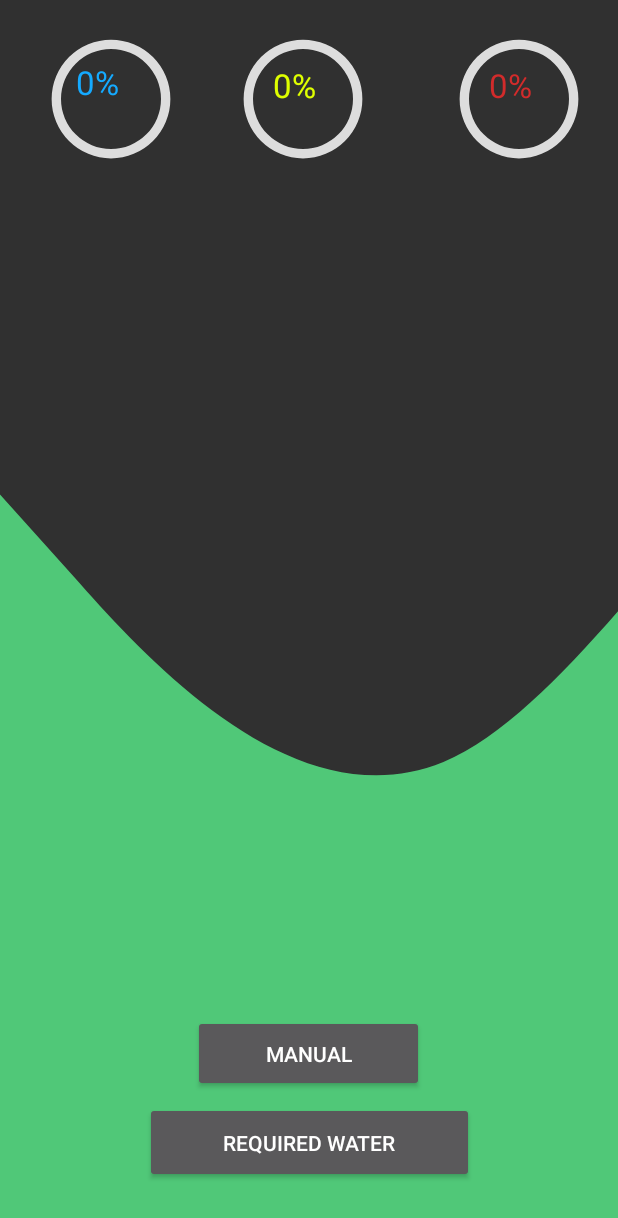
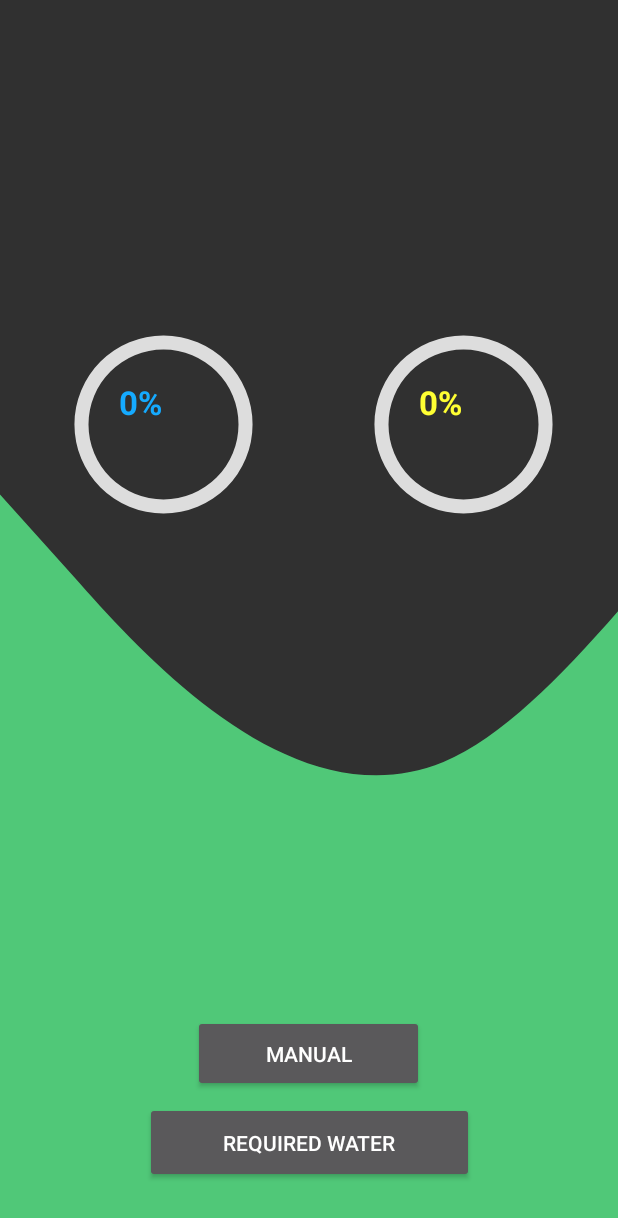
Before and after one commit to CatalinVanciu/Intelligent-Irrigation-System, an Android app: the GeneralView screen opened directly, with no data from a screen before it, on a phone screen of 412 x 824 dp. Shown: the top 1218 px of the screen. Run offline under Robolectric (Android 15) with nearby library versions, the phone set to English and light mode, and no system bars; our stand-ins replace Firebase (no records; nobody signed in at launch, a user with empty details on screens opened directly).

Commit message:
update of the data view in real-time and at the positioning of the elements

```diff
--- a/Client_Application/app/src/main/java/com/example/myapplication/GeneralView.java
+++ b/Client_Application/app/src/main/java/com/example/myapplication/GeneralView.java
@@ -3,6 +3,7 @@ package com.example.myapplication;
 import static java.lang.Double.*;
 
 import androidx.annotation.NonNull;
+import androidx.annotation.RequiresApi;
 import androidx.appcompat.app.AppCompatActivity;
 import androidx.core.app.NotificationCompat;
 import androidx.core.app.NotificationManagerCompat;
@@ -16,6 +17,7 @@ import android.os.Bundle;
 import android.os.Handler;
 import android.util.Log;
 import android.widget.Button;
+import android.widget.ProgressBar;
 import android.widget.TextView;
 import android.widget.Toast;
 
@@ -43,8 +45,10 @@ public class GeneralView extends AppCompatActivity {
     private TextView areaNameText;
     private TextView cropNameText;
     private TextView viewWaterProgressBar;
-    private TextView viewHumidityProgressBar;
-    private TextView viewLightProgressBar;
+    private TextView viewUVProgressBar;
+
+    private ProgressBar waterProgressBar;
+    private ProgressBar uvProgressBar;
 
     private final String url = "https://api.openweathermap.org/data/2.5/weather";
     private final String appid = "e53301e27efa0b66d05045d91b2742d3";
@@ -75,9 +79,11 @@ public class GeneralView extends AppCompatActivity {
 
         databaseReference = FirebaseDatabase.getInstance().getReference();
 
-        viewWaterProgressBar = findViewById(R.id.viewWaterProgressBar);
-        viewHumidityProgressBar = findViewById(R.id.viewHumidityProgressBar);
-        viewLightProgressBar = findViewById(R.id.viewLightProgressBar);
+        viewWaterProgressBar = findViewById(R.id.viewHumidityProgressBar);
+        viewUVProgressBar = findViewById(R.id.viewUVProgressBar);
+
+        waterProgressBar = findViewById(R.id.waterProgressBar);
+        uvProgressBar = findViewById(R.id.UVProgressBar);
 
         retrieveWaterRequiredFromFirebase(areaNameText.getText().toString(), cropNameText.getText().toString());
 
@@ -154,18 +160,31 @@ public class GeneralView extends AppCompatActivity {
     private void retrieveSensorDataFromFirebase(double waterRequired, String crop){
 
         databaseReference.child("Sensors").addValueEventListener(new ValueEventListener() {
+            @RequiresApi(api = Build.VERSION_CODES.N)
             @Override
             public void onDataChange(@NonNull DataSnapshot snapshot) {
                 ArrayList<Sensor> sensors = getArrayOfSensors(snapshot);
 
-                Log.d("SENORS", sensors.toString());
+                //Log.d("SENORS", sensors.toString());
+
+                int humidityProgress = 0;
+                int uvProgress = 0;
 
                 for(Sensor sensor : sensors){
-                    sensor.compareWithProperValue(waterRequired, crop);
-                    Log.d("humidity test", String.valueOf(sensor.getHumidityPercent(waterRequired)));
-                    viewWaterProgressBar.setText(String.valueOf(sensor.getHumidityPercent(waterRequired) + "%"));
-                    break;
+
+                    if(sensor.getType().equalsIgnoreCase("HumiditySensor")) {
+                        sensor.compareWithProperValue(waterRequired, crop);
+                        humidityProgress = sensor.getHumidityPercent(waterRequired);
+                    }
+                    if(sensor.getType().equalsIgnoreCase("UVIndexSensor") && sensor.getData() != 0.0){
+                        uvProgress = sensor.getUVPercent();
+                    }
+                    //break;
                 }
+
+                //Log.d("uv progress: ", String.valueOf(uvProgress));
+                updateProgressBar(humidityProgress, uvProgress);
+
             }
 
             @Override
@@ -175,6 +194,15 @@ public class GeneralView extends AppCompatActivity {
         });
 
 
+    }
+
+    @RequiresApi(api = Build.VERSION_CODES.N)
+    private void updateProgressBar(int humidityProgress, int uvProgress){
+        waterProgressBar.setProgress(humidityProgress, true);
+        viewWaterProgressBar.setText(String.valueOf(humidityProgress) + "%");
+
+        uvProgressBar.setProgress(uvProgress, true);
+        viewUVProgressBar.setText(String.valueOf(uvProgress) + "%");
     }
 
     private ArrayList<Sensor> getArrayOfSensors(@NonNull DataSnapshot snapshot) {
--- a/Client_Application/app/src/main/java/com/example/myapplication/MainActivity.java
+++ b/Client_Application/app/src/main/java/com/example/myapplication/MainActivity.java
@@ -48,14 +48,14 @@ public class MainActivity extends AppCompatActivity {
 //                Log.d("TEST", String.valueOf(a.getName()));
 //            }
             ArrayList<String> areasNames = getAreasNames(areasReceived);
-            ArrayAdapter<String> adapter = new ArrayAdapter<String>(this, R.layout.spinner_list, areasNames);
+            ArrayAdapter<String> adapter = new ArrayAdapter<>(this, R.layout.spinner_list, areasNames);
             adapter.setDropDownViewResource(R.layout.spinner_list);
             chooseAreaSpinner.setAdapter(adapter);
             chooseAreaSpinner.setOnItemSelectedListener(new AdapterView.OnItemSelectedListener() {
                 @Override
                 public void onItemSelected(AdapterView<?> adapterView, View view, int i, long l) {
                     ArrayList<String> cropNames = getCropNames(areasReceived, (String) chooseAreaSpinner.getSelectedItem());
-                    ArrayAdapter<String> cropAdapter = new ArrayAdapter<String>(MainActivity.this, R.layout.spinner_list, cropNames);
+                    ArrayAdapter<String> cropAdapter = new ArrayAdapter<>(MainActivity.this, R.layout.spinner_list, cropNames);
                     cropAdapter.setDropDownViewResource(R.layout.spinner_list);
                     chooseCropSpinner.setAdapter(cropAdapter);
                 }
--- a/Client_Application/app/src/main/java/com/example/myapplication/Sensor.java
+++ b/Client_Application/app/src/main/java/com/example/myapplication/Sensor.java
@@ -25,15 +25,12 @@ public class Sensor {
         DatabaseReference databaseReference = FirebaseDatabase.getInstance().getReference();
         int state = 0;
 
-        if(type.equalsIgnoreCase("HumiditySensor")){
-
         if(crop.equalsIgnoreCase("Sunflower")){
             if(data < waterRequired){
                 state = 1;
             } else if(data >= waterRequired || data >= 300){
                 state = 0;
             }
-                Log.d("SUNFLOWER", String.valueOf(crop + " " + data));
         } else{
             if(data < waterRequired){
                 //modify waterpump state to 1
@@ -42,32 +39,40 @@ public class Sensor {
                 //modify waterpump state to 0
                 state = 0;
             }
-                Log.d("CROP IF", String.valueOf(crop + " " + data));
         }
 
             databaseReference.child("PumpCommand").child("Status").setValue(state);
-
-        }
     }
 
     public int getHumidityPercent(double waterRequired){
         int result = 0;
-
-        if(type.equalsIgnoreCase("HumiditySensor")){
         if(data >= waterRequired){
-                result = 100;
+            return 100;
         } else {
             result = (int) ((int) data/waterRequired * 100);
-            }
-        }
-
-        if(result > 100){
-            return 100;
         }
 
         return result;
     }
 
+    public int getUVPercent(){
+
+        int result = 0;
+
+        if (data != 0) {
+            result = (int) (data / 3 * 100);
+        }
+
+        return result;
+    }
+
+    public String getType(){
+        return type;
+    }
+
+    public void setType(String type){
+        this.type = type;
+    }
 
     public String getDate(){
         return date;
--- /dev/null
+++ b/Client_Application/app/src/main/res/drawable/circle_uv.xml
@@ -0,0 +1,26 @@
+<?xml version="1.0" encoding="utf-8"?>
+<layer-list xmlns:android="http://schemas.android.com/apk/res/android">
+    <item>
+        <shape
+            android:shape="ring"
+            android:thicknessRatio="16"
+            android:useLevel="false">
+            <solid android:color="#DDD" />
+        </shape>
+    </item>
+    <item>
+        <rotate
+            android:fromDegrees="270"
+            android:toDegrees="270">
+            <shape
+                android:shape="ring"
+                android:thicknessRatio="16"
+                android:useLevel="true">
+                <gradient
+                    android:endColor="@color/GoldenYellow"
+                    android:startColor="@color/NeonYellow"
+                    android:type="sweep" />
+            </shape>
+        </rotate>
+    </item>
+</layer-list>
--- /dev/null
+++ b/Client_Application/app/src/main/res/drawable/circle_water_progress.xml
@@ -0,0 +1,26 @@
+<?xml version="1.0" encoding="utf-8"?>
+<layer-list xmlns:android="http://schemas.android.com/apk/res/android">
+    <item>
+        <shape
+            android:shape="ring"
+            android:thicknessRatio="16"
+            android:useLevel="false">
+            <solid android:color="#DDD" />
+        </shape>
+    </item>
+    <item>
+        <rotate
+            android:fromDegrees="270"
+            android:toDegrees="270">
+            <shape
+                android:shape="ring"
+                android:thicknessRatio="16"
+                android:useLevel="true">
+                <gradient
+                    android:endColor="@color/DarkBlue"
+                    android:startColor="@color/DodgerBlue"
+                    android:type="sweep" />
+            </shape>
+        </rotate>
+    </item>
+</layer-list>
--- a/Client_Application/app/src/main/res/layout/activity_general_view.xml
+++ b/Client_Application/app/src/main/res/layout/activity_general_view.xml
@@ -38,117 +38,78 @@
 
     <ProgressBar
         android:id="@+id/waterProgressBar"
-        style="@style/CircularDeterminateProgressBar"
-        android:layout_width="100dp"
-        android:layout_height="100dp"
-        android:layout_marginTop="16dp"
-        android:layout_marginEnd="288dp"
-        android:layout_marginBottom="470dp"
+        style="@style/WaterCircularDeterminateProgressBar"
+        android:layout_width="150dp"
+        android:layout_height="150dp"
+        android:layout_marginTop="208dp"
+        android:layout_marginEnd="228dp"
         app:layout_constraintEnd_toEndOf="parent"
         app:layout_constraintTop_toTopOf="parent"
         tools:progress="0" />
 
     <ProgressBar
-        android:id="@+id/LightProgressBar"
-        style="@style/CircularDeterminateProgressBar"
-        android:layout_width="100dp"
-        android:layout_height="100dp"
-        android:layout_marginTop="16dp"
-        android:layout_marginEnd="160dp"
-        android:layout_marginBottom="470dp"
-        app:layout_constraintEnd_toEndOf="parent"
-        app:layout_constraintTop_toTopOf="parent"
-        tools:progress="0" />
-
-    <ProgressBar
-        android:id="@+id/HumidityProgressBar"
-        style="@style/CircularDeterminateProgressBar"
-        android:layout_width="100dp"
-        android:layout_height="100dp"
-        android:layout_marginTop="16dp"
-        android:layout_marginEnd="16dp"
-        android:layout_marginBottom="470dp"
+        android:id="@+id/UVProgressBar"
+        style="@style/UVCircularDeterminateProgressBar"
+        android:layout_width="150dp"
+        android:layout_height="150dp"
+        android:layout_marginTop="208dp"
+        android:layout_marginEnd="28dp"
         app:layout_constraintEnd_toEndOf="parent"
         app:layout_constraintTop_toTopOf="parent"
         tools:progress="0" />
 
     <TextView
-        android:id="@+id/viewWaterProgressBar"
-        android:layout_width="47dp"
-        android:layout_height="52dp"
+        android:id="@+id/viewHumidityProgressBar"
+        android:layout_width="60dp"
+        android:layout_height="60dp"
         android:text="@string/_0"
         android:textAppearance="@style/TextAppearance.AppCompat.Large"
         android:textColor="@color/DodgerBlue"
         android:textColorHint="@color/DodgerBlue"
+        android:textStyle="bold"
         app:layout_constraintBottom_toBottomOf="@+id/waterProgressBar"
         app:layout_constraintEnd_toEndOf="@+id/waterProgressBar"
         app:layout_constraintStart_toStartOf="@+id/waterProgressBar"
         app:layout_constraintTop_toTopOf="@+id/waterProgressBar" />
 
     <TextView
-        android:id="@+id/viewLightProgressBar"
-        android:layout_width="47dp"
-        android:layout_height="52dp"
-        android:layout_marginStart="11dp"
-        android:layout_marginTop="42dp"
-        android:layout_marginEnd="11dp"
-        android:layout_marginBottom="543dp"
+        android:id="@+id/viewUVProgressBar"
+        android:layout_width="60dp"
+        android:layout_height="60dp"
+        android:text="@string/_0"
         android:textAppearance="@style/TextAppearance.AppCompat.Large"
-        android:text="@string/_0"
-        android:textColor="@color/Chartreuse"
-        android:textColorHint="@color/Chartreuse"
-        app:layout_constraintBottom_toTopOf="@+id/requiredWaterButton"
-        app:layout_constraintEnd_toEndOf="@+id/LightProgressBar"
-        app:layout_constraintHorizontal_bias="0.631"
-        app:layout_constraintStart_toStartOf="@+id/LightProgressBar"
-        app:layout_constraintTop_toTopOf="parent"
-        app:layout_constraintVertical_bias="0.0" />
-
-    <TextView
-        android:id="@+id/viewHumidityProgressBar"
-        android:layout_width="47dp"
-        android:layout_height="52dp"
-        android:layout_marginStart="11dp"
-        android:layout_marginTop="42dp"
-        android:layout_marginEnd="11dp"
-        android:layout_marginBottom="543dp"
-        android:textAppearance="@style/TextAppearance.AppCompat.Large"
-        android:text="@string/_0"
-        android:textColor="@color/CadmiumRed"
-        android:textColorHint="@color/CadmiumRed"
-        app:layout_constraintBottom_toTopOf="@+id/requiredWaterButton"
-        app:layout_constraintEnd_toEndOf="@+id/HumidityProgressBar"
-        app:layout_constraintHorizontal_bias="0.631"
-        app:layout_constraintStart_toStartOf="@+id/HumidityProgressBar"
-        app:layout_constraintTop_toTopOf="parent"
-        app:layout_constraintVertical_bias="0.0" />
+        android:textColor="@color/NeonYellow"
+        android:textColorHint="@color/NeonYellow"
+        android:textStyle="bold"
+        app:layout_constraintBottom_toBottomOf="@+id/UVProgressBar"
+        app:layout_constraintEnd_toEndOf="@+id/UVProgressBar"
+        app:layout_constraintStart_toStartOf="@+id/UVProgressBar"
+        app:layout_constraintTop_toTopOf="@+id/UVProgressBar" />
 
     <TextView
         android:id="@+id/areaNameTextView"
         android:layout_width="131dp"
         android:layout_height="23dp"
-        android:layout_marginTop="92dp"
         android:text=""
         android:textSize="20dp"
         android:textStyle="bold"
         app:layout_constraintEnd_toEndOf="parent"
-        app:layout_constraintHorizontal_bias="0.178"
+        app:layout_constraintHorizontal_bias="0.185"
         app:layout_constraintStart_toStartOf="parent"
-        app:layout_constraintTop_toBottomOf="@+id/waterProgressBar"
-        tools:ignore="MissingConstraints" />
+        tools:ignore="MissingConstraints"
+        tools:layout_editor_absoluteY="118dp" />
 
     <TextView
         android:id="@+id/cropNameTextView"
         android:layout_width="131dp"
         android:layout_height="23dp"
-        android:layout_marginTop="92dp"
         android:text=""
         android:textSize="20dp"
         android:textStyle="bold"
         app:layout_constraintEnd_toEndOf="parent"
-        app:layout_constraintHorizontal_bias="0.864"
+        app:layout_constraintHorizontal_bias="0.832"
         app:layout_constraintStart_toStartOf="parent"
-        app:layout_constraintTop_toBottomOf="@+id/waterProgressBar"
-        tools:ignore="MissingConstraints" />
+        tools:ignore="MissingConstraints"
+        tools:layout_editor_absoluteY="118dp" />
 
 </androidx.constraintlayout.widget.ConstraintLayout>
--- a/Client_Application/app/src/main/res/values/colors.xml
+++ b/Client_Application/app/src/main/res/values/colors.xml
@@ -8,6 +8,9 @@
     <color name="black">#FF000000</color>
     <color name="white">#FFFFFFFF</color>
     <color name="DodgerBlue">#15AAFF</color>
+    <color name="DarkBlue">#00008B</color>
+    <color name="NeonYellow">#FFFF33</color>
+    <color name="GoldenYellow">#FFDF00</color>
     <color name="Chartreuse">#DFFF00</color>
     <color name="CadmiumRed">#D22B2B</color>
 </resources>
--- a/Client_Application/app/src/main/res/values/styles.xml
+++ b/Client_Application/app/src/main/res/values/styles.xml
@@ -10,9 +10,14 @@
         <item name="colorAccent">#7E5297</item>
     </style>
 
-    <style name="CircularDeterminateProgressBar">
+    <style name="WaterCircularDeterminateProgressBar">
         <item name="android:indeterminateOnly">false</item>
-        <item name="android:progressDrawable">@drawable/circle</item>
+        <item name="android:progressDrawable">@drawable/circle_water_progress</item>
+    </style>
+
+    <style name="UVCircularDeterminateProgressBar">
+        <item name="android:indeterminateOnly">false</item>
+        <item name="android:progressDrawable">@drawable/circle_uv</item>
     </style>
 
 </resources>
```
Lines whose indentation alone changed are shown as unchanged.
